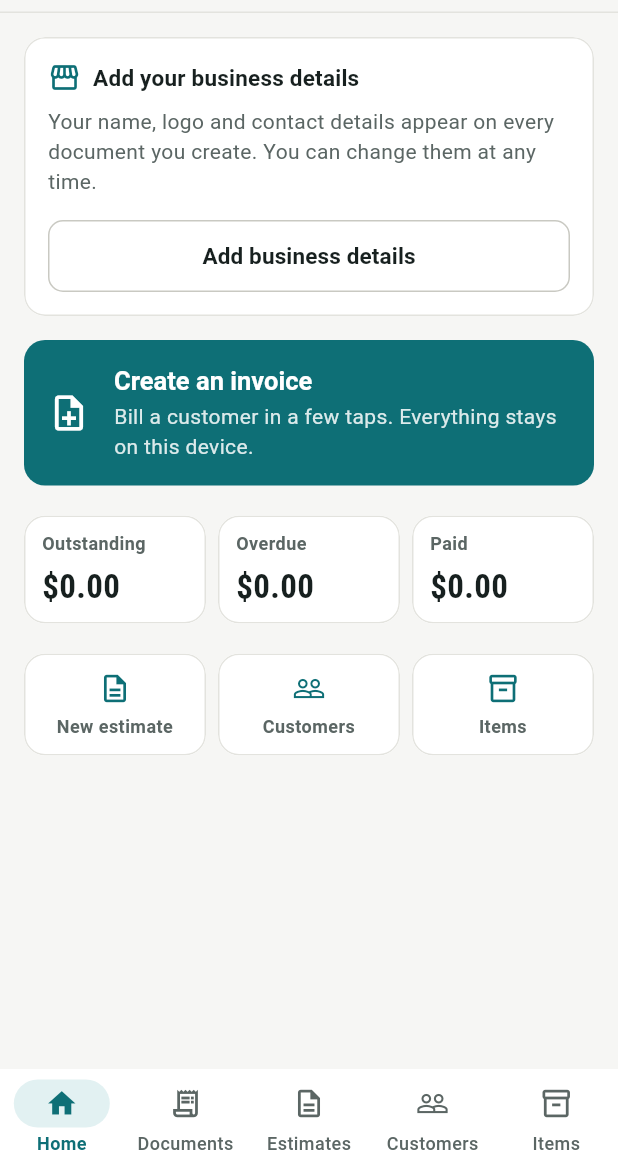
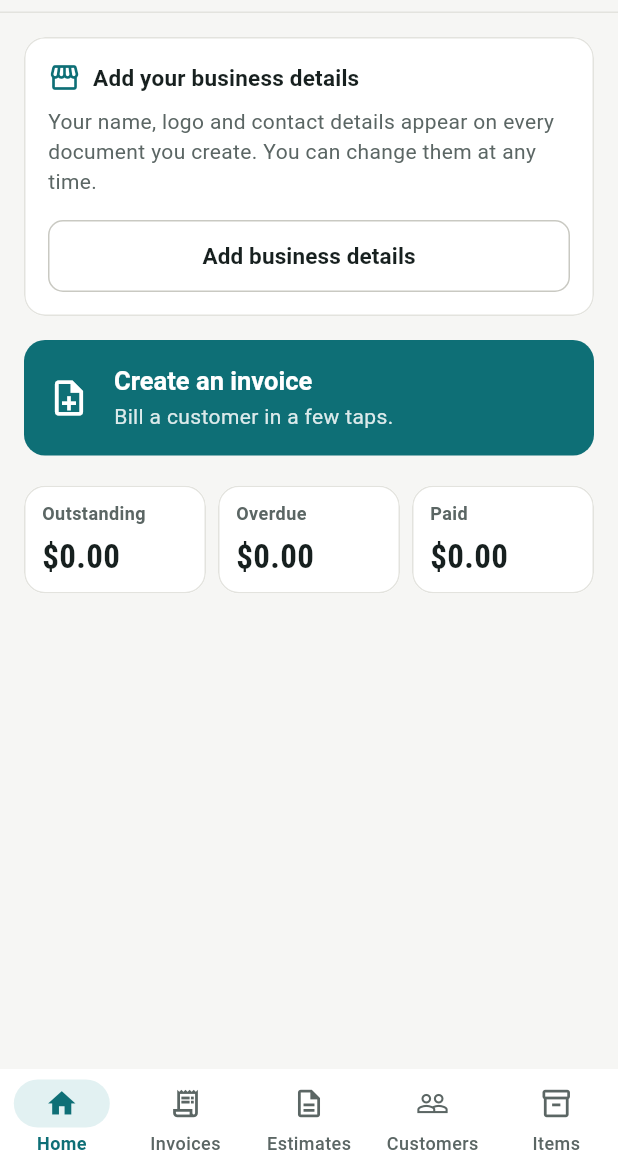
Before and after one commit to 5-abdulsami/invoice_maker_app, a Flutter app: the screen it shows after launch, on a phone screen of 412 x 824 dp, the part 71-1236 px from its top. Run offline on Flutter 3.47's test engine with Material 3 defaults, Android fonts, the phone set to English and light mode, and no system bars; our stand-ins replace image_picker, pdf, printing, share_plus, signature; missing offline and left inert: file_selector.

Commit message:
feat(app-icon, UI): update app icon, UI, remove unnecessary buttons

```diff
--- a/lib/core/constants/app_strings.dart
+++ b/lib/core/constants/app_strings.dart
@@ -8,7 +8,6 @@ sealed class AppStrings {
 
   // Navigation destinations.
   static const String home = 'Home';
-  static const String documents = 'Documents';
   static const String customers = 'Customers';
   static const String catalog = 'Items';
   static const String settings = 'Settings';
@@ -124,8 +123,7 @@ sealed class AppCopy {
   // Home.
   static const String homeGreeting = 'Your workspace';
   static const String homePrimaryAction = 'Create an invoice';
-  static const String homePrimaryHint =
-      'Bill a customer in a few taps. Everything stays on this device.';
+  static const String homePrimaryHint = 'Bill a customer in a few taps.';
   static const String outstandingLabel = 'Outstanding';
   static const String overdueLabel = 'Overdue';
   static const String paidLabel = 'Paid';
--- a/lib/core/extensions/build_context_ext.dart
+++ b/lib/core/extensions/build_context_ext.dart
@@ -100,6 +100,9 @@ extension AppFeedbackContext on BuildContext {
       );
   }
 
-  /// Drops focus, dismissing the keyboard.
-  void dismissKeyboard() => FocusScope.of(this).unfocus();
+  /// Drops whatever holds focus, dismissing the keyboard.
+  ///
+  /// The one way the app releases focus: fields call it when tapped outside,
+  /// so no screen needs its own tap-to-dismiss wrapper.
+  void dismissKeyboard() => FocusManager.instance.primaryFocus?.unfocus();
 }
--- a/lib/navigation/app_navigator.dart
+++ b/lib/navigation/app_navigator.dart
@@ -6,9 +6,7 @@ import 'package:invoicemaker/data/models/customer.dart';
 import 'package:invoicemaker/data/models/sales_document.dart';
 import 'package:invoicemaker/presentation/business/business_profile_screen.dart';
 import 'package:invoicemaker/presentation/catalog/catalog_editor_screen.dart';
-import 'package:invoicemaker/presentation/catalog/catalog_list_screen.dart';
 import 'package:invoicemaker/presentation/customers/customer_editor_screen.dart';
-import 'package:invoicemaker/presentation/customers/customer_list_screen.dart';
 import 'package:invoicemaker/presentation/documents/document_detail_screen.dart';
 import 'package:invoicemaker/presentation/documents/document_preview_screen.dart';
 import 'package:invoicemaker/presentation/documents/template_picker_screen.dart';
@@ -76,9 +74,6 @@ sealed class AppNavigator {
     );
   }
 
-  static Future<void> openCustomerList(BuildContext context) =>
-      _push<void>(context, const CustomerListScreen());
-
   /// Resolves to the saved customer, or null if abandoned.
   static Future<Customer?> openCustomerEditor(
     BuildContext context, {
@@ -89,9 +84,6 @@ sealed class AppNavigator {
       CustomerEditorScreen(customer: customer),
     );
   }
-
-  static Future<void> openCatalogList(BuildContext context) =>
-      _push<void>(context, const CatalogListScreen());
 
   /// Resolves to the saved item, or null if abandoned.
   static Future<CatalogItem?> openCatalogEditor(
--- a/lib/presentation/catalog/catalog_list_screen.dart
+++ b/lib/presentation/catalog/catalog_list_screen.dart
@@ -108,12 +108,10 @@ class _CatalogListScreenState extends State<CatalogListScreen> {
       );
     }
 
-    return AppEmptyState(
+    return const AppEmptyState(
       icon: Icons.inventory_2_outlined,
       title: AppCopy.noItemsTitle,
       message: AppCopy.noItemsBody,
-      actionLabel: AppStrings.newItem,
-      onAction: _open,
     );
   }
 }
--- a/lib/presentation/common/widgets/app_text_field.dart
+++ b/lib/presentation/common/widgets/app_text_field.dart
@@ -218,7 +218,7 @@ class AppTextField extends StatelessWidget {
       // Releases focus and the keyboard when the user taps anything outside
       // this field. This is the field's own TapRegion hook, so it covers taps
       // on any widget, on blank space and on a scrolling list alike.
-      onTapOutside: (_) => FocusManager.instance.primaryFocus?.unfocus(),
+      onTapOutside: (_) => context.dismissKeyboard(),
       keyboardType: keyboardType,
       inputFormatters: inputFormatters,
       validator: validator,
@@ -254,7 +254,11 @@ class AppTextField extends StatelessWidget {
 
     if (!selectAllOnFocus) return labelled;
 
+    // Only listens: without these flags the wrapper is a focus stop of its
+    // own, and the keyboard's Next would land on it and close the keyboard.
     return Focus(
+      canRequestFocus: false,
+      skipTraversal: true,
       onFocusChange: (hasFocus) {
         if (!hasFocus || controller.text.isEmpty) return;
         controller.selection = TextSelection(
--- a/lib/presentation/common/widgets/search_field.dart
+++ b/lib/presentation/common/widgets/search_field.dart
@@ -47,7 +47,7 @@ class _AppSearchFieldState extends State<AppSearchField> {
   void _clear() {
     _controller.clear();
     widget.onChanged('');
-    FocusScope.of(context).unfocus();
+    context.dismissKeyboard();
   }
 
   @override
@@ -59,7 +59,7 @@ class _AppSearchFieldState extends State<AppSearchField> {
       controller: _controller,
       onChanged: widget.onChanged,
       textInputAction: TextInputAction.search,
-      onTapOutside: (_) => FocusManager.instance.primaryFocus?.unfocus(),
+      onTapOutside: (_) => context.dismissKeyboard(),
       style: context.text.bodyLarge,
       decoration: InputDecoration(
         hintText: widget.hint,
--- a/lib/presentation/customers/customer_list_screen.dart
+++ b/lib/presentation/customers/customer_list_screen.dart
@@ -105,12 +105,10 @@ class _CustomerListScreenState extends State<CustomerListScreen> {
       );
     }
 
-    return AppEmptyState(
+    return const AppEmptyState(
       icon: Icons.people_outline,
       title: AppCopy.noCustomersTitle,
       message: AppCopy.noCustomersBody,
-      actionLabel: AppStrings.newCustomer,
-      onAction: _open,
     );
   }
 }
--- a/lib/presentation/documents/document_list_screen.dart
+++ b/lib/presentation/documents/document_list_screen.dart
@@ -230,8 +230,6 @@ class _DocumentListScreenState extends State<DocumentListScreen>
       message: widget.kind.isInvoice
           ? AppCopy.noDocumentsBody
           : 'Send a quote before you invoice, and convert it in one tap.',
-      actionLabel: 'New ${widget.kind.label.toLowerCase()}',
-      onAction: _create,
     );
   }
 }
--- a/lib/presentation/editor/document_editor_screen.dart
+++ b/lib/presentation/editor/document_editor_screen.dart
@@ -418,8 +418,6 @@ class _DocumentEditorScreenState extends State<DocumentEditorScreen>
             ),
             body: LoadingOverlay(
               isLoading: isBusy,
-              child: GestureDetector(
-                onTap: context.dismissKeyboard,
               child: ListView(
                 padding: const EdgeInsets.fromLTRB(
                   Insets.gutter,
@@ -460,8 +458,7 @@ class _DocumentEditorScreenState extends State<DocumentEditorScreen>
                       EditorDetailsCard(
                         editor: _editor,
                         money: money,
-                          hasBusinessSignature:
-                              business.profile.hasSignature,
+                        hasBusinessSignature: business.profile.hasSignature,
                         onPickCurrency: _pickCurrency,
                         onPickTemplate: _pickTemplate,
                         onEditStatus: _editStatus,
@@ -496,7 +493,6 @@ class _DocumentEditorScreenState extends State<DocumentEditorScreen>
                 ],
               ),
             ),
-            ),
           );
         },
       ),
--- a/lib/presentation/editor/sheets/line_item_sheet.dart
+++ b/lib/presentation/editor/sheets/line_item_sheet.dart
@@ -109,8 +109,6 @@ class _LineItemFormState extends State<_LineItemForm> {
         : _original!.taxPercent!.toStringAsFixed(0),
   );
 
-  final FocusNode _quantityFocus = FocusNode();
-
   bool _saveToCatalog = false;
   bool _showMoreOptions = false;
 
@@ -135,7 +133,6 @@ class _LineItemFormState extends State<_LineItemForm> {
     ]) {
       controller.dispose();
     }
-    _quantityFocus.dispose();
     super.dispose();
   }
 
@@ -209,7 +206,6 @@ class _LineItemFormState extends State<_LineItemForm> {
               hint: 'Design work, Coffee beans, Repair',
               validator: Validators.required,
               textInputAction: TextInputAction.next,
-              onSubmitted: (_) => _quantityFocus.requestFocus(),
             ),
             Gap.h16,
             Row(
@@ -219,7 +215,6 @@ class _LineItemFormState extends State<_LineItemForm> {
                   child: AppTextField.quantity(
                     controller: _quantityController,
                     label: AppStrings.quantity,
-                    focusNode: _quantityFocus,
                     onChanged: (_) => setState(() {}),
                     textInputAction: TextInputAction.next,
                   ),
--- a/lib/presentation/home/home_screen.dart
+++ b/lib/presentation/home/home_screen.dart
@@ -43,9 +43,7 @@ class HomeScreen extends StatelessWidget {
         mainAxisSize: MainAxisSize.min,
         children: [
           Text(
-            business.isConfigured
-                ? business.profile.name
-                : AppStrings.appName,
+            business.isConfigured ? business.profile.name : AppStrings.appName,
             maxLines: 1,
             overflow: TextOverflow.ellipsis,
             style: context.text.titleLarge,
@@ -85,15 +83,6 @@ class HomeScreen extends StatelessWidget {
           ),
           Gap.h20,
           _SummaryRow(summary: summary, money: money),
-          Gap.h20,
-          _QuickActions(
-            onNewEstimate: () => AppNavigator.openEditor(
-              context,
-              kind: DocumentKind.estimate,
-            ),
-            onCustomers: () => AppNavigator.openCustomerList(context),
-            onItems: () => AppNavigator.openCatalogList(context),
-          ),
           if (recent.isNotEmpty) ...[
             Gap.h28,
             SectionHeader(
@@ -106,8 +95,7 @@ class HomeScreen extends StatelessWidget {
                 document: document,
                 money: settings.moneyFormatFor(document.currency),
                 dateFormat: settings.dateFormat,
-                onTap: () =>
-                    AppNavigator.openDocumentDetail(context, document),
+                onTap: () => AppNavigator.openDocumentDetail(context, document),
               ),
               Gap.h12,
             ],
@@ -280,84 +268,3 @@ class _SummaryTile extends StatelessWidget {
     );
   }
 }
-
-/// Secondary destinations, as one row of equal buttons.
-class _QuickActions extends StatelessWidget {
-  const _QuickActions({
-    required this.onNewEstimate,
-    required this.onCustomers,
-    required this.onItems,
-  });
-
-  final VoidCallback onNewEstimate;
-  final VoidCallback onCustomers;
-  final VoidCallback onItems;
-
-  @override
-  Widget build(BuildContext context) {
-    return Row(
-      children: [
-        Expanded(
-          child: _QuickAction(
-            label: AppStrings.newEstimate,
-            icon: Icons.description_outlined,
-            onTap: onNewEstimate,
-          ),
-        ),
-        Gap.w8,
-        Expanded(
-          child: _QuickAction(
-            label: AppStrings.customers,
-            icon: Icons.people_outline,
-            onTap: onCustomers,
-          ),
-        ),
-        Gap.w8,
-        Expanded(
-          child: _QuickAction(
-            label: AppStrings.catalog,
-            icon: Icons.inventory_2_outlined,
-            onTap: onItems,
-          ),
-        ),
-      ],
-    );
-  }
-}
-
-class _QuickAction extends StatelessWidget {
-  const _QuickAction({
-    required this.label,
-    required this.icon,
-    required this.onTap,
-  });
-
-  final String label;
-  final IconData icon;
-  final VoidCallback onTap;
-
-  @override
-  Widget build(BuildContext context) {
-    return AppCard(
-      onTap: onTap,
-      padding: const EdgeInsets.symmetric(
-        horizontal: Insets.sm,
-        vertical: Insets.md,
-      ),
-      child: Column(
-        mainAxisSize: MainAxisSize.min,
-        children: [
-          Icon(icon, size: IconSizes.md, color: context.palette.primary),
-          Gap.h8,
-          Text(
-            label,
-            textAlign: TextAlign.center,
-            maxLines: 2,
-            overflow: TextOverflow.ellipsis,
-            style: context.text.labelMedium,
-          ),
-        ],
-      ),
-    );
-  }
-}
--- a/lib/presentation/shell/app_shell.dart
+++ b/lib/presentation/shell/app_shell.dart
@@ -8,17 +8,26 @@ import 'package:invoicemaker/presentation/home/home_screen.dart';
 
 /// The destinations in the bottom bar.
 enum ShellTab {
-  home(AppStrings.home, Icons.home_outlined, Icons.home),
-  invoices(AppStrings.documents, Icons.receipt_long_outlined, Icons.receipt_long),
-  estimates('Estimates', Icons.description_outlined, Icons.description),
-  customers(AppStrings.customers, Icons.people_outline, Icons.people),
-  items(AppStrings.catalog, Icons.inventory_2_outlined, Icons.inventory_2);
+  home(Icons.home_outlined, Icons.home),
+  invoices(Icons.receipt_long_outlined, Icons.receipt_long),
+  estimates(Icons.description_outlined, Icons.description),
+  customers(Icons.people_outline, Icons.people),
+  items(Icons.inventory_2_outlined, Icons.inventory_2);
 
-  const ShellTab(this.label, this.icon, this.selectedIcon);
+  const ShellTab(this.icon, this.selectedIcon);
 
-  final String label;
   final IconData icon;
   final IconData selectedIcon;
+
+  /// Document tabs take their name from the kind, so each tab always matches
+  /// the title of the screen it opens.
+  String get label => switch (this) {
+        ShellTab.home => AppStrings.home,
+        ShellTab.invoices => DocumentKind.invoice.plural,
+        ShellTab.estimates => DocumentKind.estimate.plural,
+        ShellTab.customers => AppStrings.customers,
+        ShellTab.items => AppStrings.catalog,
+      };
 }
 
 /// Hosts the five main destinations.
```
Also changed, not shown: lib/presentation/business/business_profile_screen.dart (+13 -9 lines), lib/presentation/common/widgets/state_views.dart (+2 -13 lines), 19 other files. Lines whose indentation alone changed are shown as unchanged.
